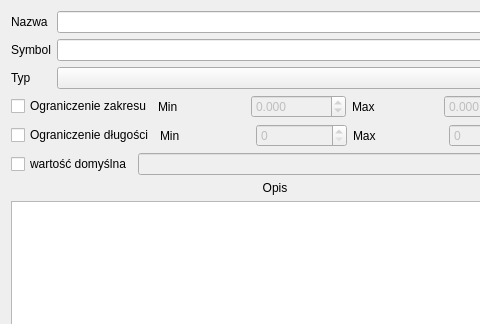
172270/QElectricPartsCatalog, file client/addparameter.ui: the form before one commit; both pictures show x 0 to 480 and y 0 to 324 of the 893 by 645 pixel window.
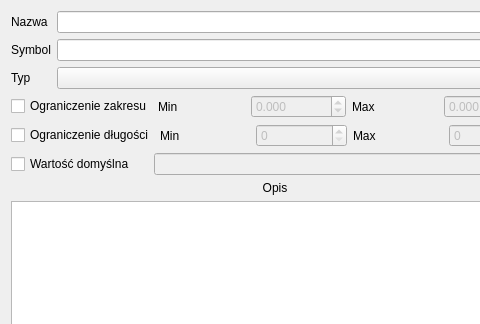
The form after the commit. Custom widgets are drawn as their Qt base class.

Patch:
```diff
--- a/client/addparameter.ui
+++ b/client/addparameter.ui
@@ -19,7 +19,7 @@
      <property name="orientation">
       <enum>Qt::Horizontal</enum>
      </property>
-     <widget class="QWidget" name="">
+     <widget class="QWidget" name="layoutWidget">
       <layout class="QVBoxLayout" name="verticalLayout">
        <item>
         <layout class="QVBoxLayout" name="verticalLayout_4" stretch="">
@@ -228,7 +228,17 @@
            <item>
             <widget class="QCheckBox" name="hasDefault">
              <property name="text">
-              <string>wartość domyślna</string>
+              <string>Wartość domyślna</string>
+             </property>
+            </widget>
+           </item>
+           <item>
+            <widget class="QLabel" name="default_l">
+             <property name="text">
+              <string/>
+             </property>
+             <property name="buddy">
+              <cstring>defaultValue</cstring>
              </property>
             </widget>
            </item>
@@ -282,7 +292,7 @@
        </item>
       </layout>
      </widget>
-     <widget class="QWidget" name="">
+     <widget class="QWidget" name="layoutWidget">
       <layout class="QVBoxLayout" name="verticalLayout_2">
        <item>
         <widget class="QLabel" name="label">
```
Left out of the diff: 2 changed lines with no effect on the pictures.
